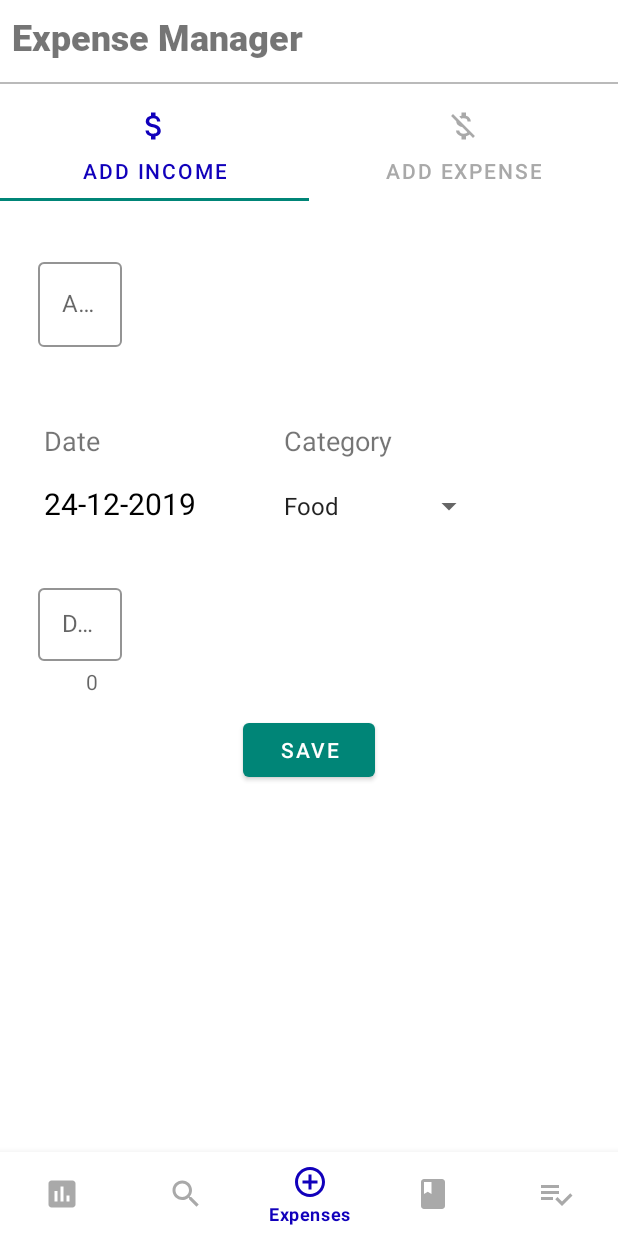
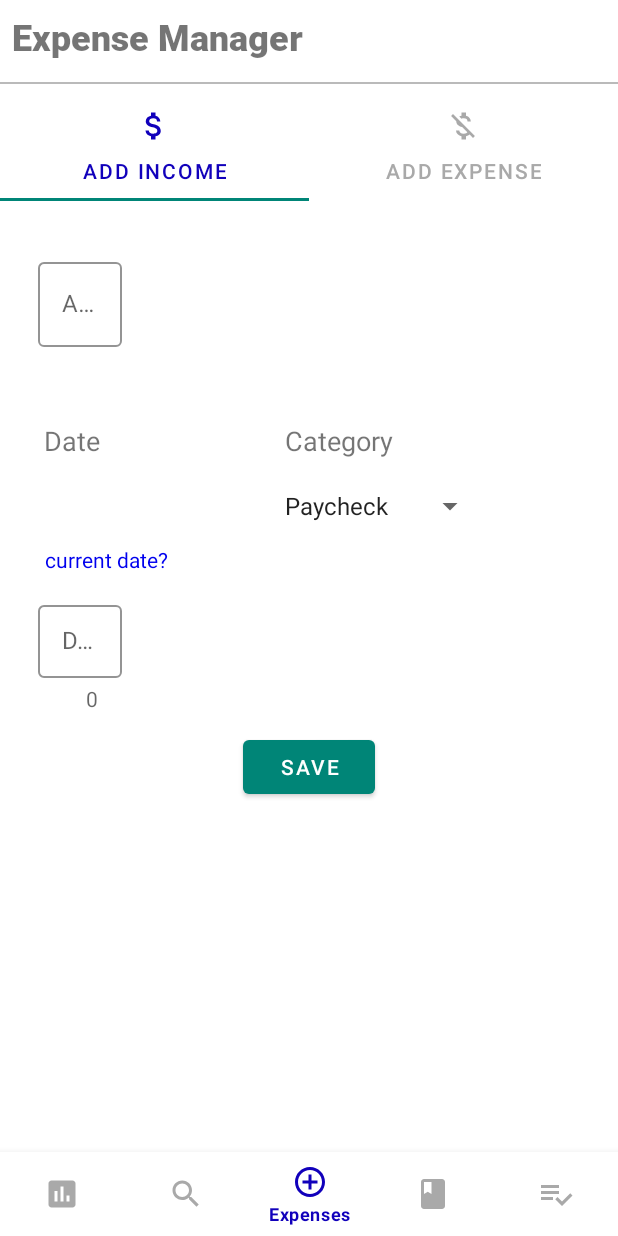
Before and after one commit to Yogi-7y/finance-app, an Android app: the screen it shows after launch once a user with an empty profile is signed in (HomeActivity), item 3 of the bottom bar chosen, on a phone screen of 412 x 824 dp. Run offline under Robolectric (Android 15) with nearby library versions, the phone set to English and light mode, and no system bars; our stand-ins replace Room's generated code; Roboto replaces fonts that are not available here.

Commit message:
Adding current date feature

```diff
--- a/app/src/main/java/com/yogi/financeapp/Fragments/AddExpenseFragment.java
+++ b/app/src/main/java/com/yogi/financeapp/Fragments/AddExpenseFragment.java
@@ -1,11 +1,14 @@
 package com.yogi.financeapp.Fragments;
 
+import android.annotation.SuppressLint;
+import android.app.DatePickerDialog;
 import android.os.Bundle;
 import android.util.Log;
 import android.view.LayoutInflater;
 import android.view.View;
 import android.view.ViewGroup;
 import android.widget.ArrayAdapter;
+import android.widget.DatePicker;
 import android.widget.LinearLayout;
 import android.widget.Spinner;
 import android.widget.TextView;
@@ -22,22 +25,25 @@ import com.yogi.financeapp.R;
 import com.yogi.financeapp.RoomDb.ExpenseEntity;
 import com.yogi.financeapp.RoomDb.ExpenseViewModel;
 
+import java.text.ParseException;
+import java.text.SimpleDateFormat;
 import java.util.ArrayList;
 import java.util.Calendar;
 import java.util.Date;
 
-public class AddExpenseFragment extends Fragment {
+public class AddExpenseFragment extends Fragment implements DatePickerDialog.OnDateSetListener {
     public static final String TAG = AddExpenseFragment.class.getSimpleName();
     public static final String CONSTANT_EXPENSE = "EXPENSE";
 
     TextInputLayout amountTextInputLayout, descriptionTextInputLayout;
-    TextView dateTextView;
+    TextView dateTextView, currentDateTextView;
     Spinner categorySpinner;
     ArrayList<String> categories;
     Calendar calendar;
-    LinearLayout dateLinearLayout;
     private ExpenseViewModel expenseViewModel;
     MaterialButton saveMaterialButton;
+    Date currentDate;
+    String enteredDate;
 
     @Nullable
     @Override
@@ -47,19 +53,33 @@ public class AddExpenseFragment extends Fragment {
         amountTextInputLayout = view.findViewById(R.id.expense_amount_text_input_layout);
         descriptionTextInputLayout = view.findViewById(R.id.expense_description_text_input_layout);
         dateTextView = view.findViewById(R.id.expense_date);
-//        dateLinearLayout = view.findViewById(R.id.dateLinerLayout);
+        currentDateTextView = view.findViewById(R.id.expense_current_date_text_view);
+
+        calendar = Calendar.getInstance();
+
+
+
+        expenseViewModel = ViewModelProviders.of(this).get(ExpenseViewModel.class);
+
         categorySpinner = view.findViewById(R.id.expense_category);
         saveMaterialButton = view.findViewById(R.id.expense_save_button);
+        categories = new ArrayList<>();
+        categories.add("Food");
+        categories.add("Travel");
+        categories.add("Entertainment");
+        categories.add("Shopping");
+        categories.add("Commute");
+        categories.add("Clothing");
+        categories.add("Grocery");
+        categories.add("Recharges and Bills");
+        categories.add("Rent");
+        categories.add("Health");
+        categories.add("Repair and Maintenance ");
+        categories.add("Loan");
+        categories.add("Health");
+        categories.add("Education");
+        categories.add("Miscellaneous");
 
-        categories = new ArrayList<>();
-        categories.add("Paycheck");
-        categories.add("Interest");
-        categories.add("Rental Income");
-        categories.add("Profit/Capital Gain");
-        categories.add("Reimbursement");
-        categories.add("Bonus");
-        categories.add("Royalty");
-        categories.add("Others");
 
         categorySpinner.setAdapter(new ArrayAdapter<>(getContext(), android.R.layout.simple_list_item_1, categories));
 
@@ -67,26 +87,55 @@ public class AddExpenseFragment extends Fragment {
         saveMaterialButton.setOnClickListener(new View.OnClickListener() {
             @Override
             public void onClick(View v) {
-                saveExpense();
+                try {
+                    saveExpense();
+                } catch (ParseException e) {
+                    e.printStackTrace();
+                }
             }
         });
 
-        expenseViewModel = ViewModelProviders.of(this).get(ExpenseViewModel.class);
+        dateTextView.setOnClickListener(new View.OnClickListener() {
+            @Override
+            public void onClick(View v) {
+                showDatePickerDialog();
+            }
+        });
+
+        currentDateTextView.setOnClickListener(new View.OnClickListener() {
+            @Override
+            public void onClick(View v) {
+                setDateToTextView();
+            }
+        });
+
+
         return view;
     }
 
-    private void saveExpense() {
+    private void saveExpense() throws ParseException {
 
         String description = descriptionTextInputLayout.getEditText().getText().toString().trim();
         String amountDummy = amountTextInputLayout.getEditText().getText().toString().trim();
 
+        SimpleDateFormat dateFormat = new SimpleDateFormat("dd-MM-yyyy");
+        Date dateToEnter = dateFormat.parse(enteredDate);
+
 
         if (validateAmount() && validateDescription()) {
             int amount = Integer.parseInt(amountDummy);
-            ExpenseEntity entity = new ExpenseEntity(amount, "Category", description, new Date(), CONSTANT_EXPENSE);
+            ExpenseEntity entity = new ExpenseEntity(amount,
+                    categorySpinner.getSelectedItem().toString(),
+                    description,
+                    dateToEnter,
+                    CONSTANT_EXPENSE);
 //        Log.d(TAG, "saveExpense: " + ' ' + entity.getDate() + entity.getId() + ' ' + entity.getCategory() + ' ' + entity.getDescription() + ' ' + entity.getAmount() + ' ' + entity.getTransactionType());
             expenseViewModel.insert(entity);
             Toast.makeText(getContext(), "Entry saved", Toast.LENGTH_SHORT).show();
+
+            amountTextInputLayout.getEditText().setText("");
+            descriptionTextInputLayout.getEditText().setText("");
+            setDateToTextView();
         }
     }
 
@@ -94,7 +143,7 @@ public class AddExpenseFragment extends Fragment {
         if (descriptionTextInputLayout.getEditText().getText().toString().trim().isEmpty()) {
             descriptionTextInputLayout.setError("Description can't be empty");
             return false;
-        } else if (descriptionTextInputLayout.getEditText().getText().toString().trim().length() > 100) {
+        } else if (descriptionTextInputLayout.getEditText().getText().toString().trim().length() > 60) {
             descriptionTextInputLayout.setError("Description too long!!");
             return false;
         }
@@ -108,4 +157,30 @@ public class AddExpenseFragment extends Fragment {
         }
         return true;
     }
+
+    private void showDatePickerDialog() {
+        DatePickerDialog datePickerDialog = new DatePickerDialog(
+                getContext(),
+                this,
+                Calendar.getInstance().get(Calendar.YEAR),
+                Calendar.getInstance().get(Calendar.MONTH),
+                Calendar.getInstance().get(Calendar.DAY_OF_MONTH)
+        );
+        datePickerDialog.show();
+
+    }
+
+    @Override
+    public void onDateSet(DatePicker view, int year, int month, int dayOfMonth) {
+        enteredDate = year + "-" + month + "-" + dayOfMonth;
+        dateTextView.setText(enteredDate);
+    }
+
+    @SuppressLint("SimpleDateFormat")
+    private void setDateToTextView() {
+        currentDate = calendar.getTime();
+        @SuppressLint("SimpleDateFormat") SimpleDateFormat sdf = new SimpleDateFormat("dd-MM-yyyy");
+        String dateToBeSet = sdf.format(currentDate);
+        dateTextView.setText(dateToBeSet);
+    }
 }
--- a/app/src/main/java/com/yogi/financeapp/Fragments/AddIncomeFragment.java
+++ b/app/src/main/java/com/yogi/financeapp/Fragments/AddIncomeFragment.java
@@ -1,11 +1,14 @@
 package com.yogi.financeapp.Fragments;
 
+import android.annotation.SuppressLint;
+import android.app.DatePickerDialog;
 import android.os.Bundle;
 import android.util.Log;
 import android.view.LayoutInflater;
 import android.view.View;
 import android.view.ViewGroup;
 import android.widget.ArrayAdapter;
+import android.widget.DatePicker;
 import android.widget.LinearLayout;
 import android.widget.Spinner;
 import android.widget.TextView;
@@ -22,27 +25,28 @@ import com.yogi.financeapp.R;
 import com.yogi.financeapp.RoomDb.ExpenseEntity;
 import com.yogi.financeapp.RoomDb.ExpenseViewModel;
 
+import java.text.ParseException;
 import java.text.SimpleDateFormat;
 import java.util.ArrayList;
 import java.util.Calendar;
 import java.util.Date;
-import java.util.List;
 
-public class AddIncomeFragment extends Fragment {
+public class AddIncomeFragment extends Fragment implements DatePickerDialog.OnDateSetListener {
 
     public static final String TAG = AddIncomeFragment.class.getSimpleName();
     public static final String CONSTANT_INCOME = "INCOME";
 
 
-    TextInputLayout amountTextInputLayout, descriptionTextInputLayout;
-    TextView dateTextView;
-    Spinner categorySpinner;
-    ArrayList<String> categories;
-    Calendar calendar;
-    LinearLayout dateLinearLayout;
+    private TextInputLayout amountTextInputLayout, descriptionTextInputLayout;
+    private TextView dateTextView, currentDateTextView;
+    private Spinner categorySpinner;
+    private ArrayList<String> categories;
+    private Calendar calendar;
+    private LinearLayout dateLinearLayout;
     private ExpenseViewModel expenseViewModel;
-    MaterialButton saveMaterialButton;
-    Date currentDate;
+    private MaterialButton saveMaterialButton;
+    private Date currentDate;
+    String enteredDate;
 
 
     @Nullable
@@ -53,39 +57,50 @@ public class AddIncomeFragment extends Fragment {
         amountTextInputLayout = view.findViewById(R.id.income_amount_text_input_layout);
         descriptionTextInputLayout = view.findViewById(R.id.income_description_text_input_layout);
         dateTextView = view.findViewById(R.id.income_date);
-//        dateLinearLayout = view.findViewById(R.id.dateLinerLayout);
         categorySpinner = view.findViewById(R.id.income_category);
         saveMaterialButton = view.findViewById(R.id.income_save_button);
+        currentDateTextView = view.findViewById(R.id.income_current_date_text_view);
 
         categories = new ArrayList<>();
-        categories.add("Food");
-        categories.add("Travel");
-        categories.add("Entertainment");
-        categories.add("Shopping");
-        categories.add("Commute");
-        categories.add("Clothing");
-        categories.add("Grocery");
-        categories.add("Recharges and Bills");
-        categories.add("Rent");
-        categories.add("Health");
-        categories.add("Repair and Maintenance ");
-        categories.add("Loan");
-        categories.add("Health");
-        categories.add("Education");
-        categories.add("Miscellaneous");
+        categories.add("Paycheck");
+        categories.add("Interest");
+        categories.add("Rental Income");
+        categories.add("Profit/Capital Gain");
+        categories.add("Reimbursement");
+        categories.add("Bonus");
+        categories.add("Royalty");
+        categories.add("Others");
 
         categorySpinner.setAdapter(new ArrayAdapter<>(getContext(), android.R.layout.simple_list_item_1, categories));
 
         calendar = Calendar.getInstance();
 
-        setDateToTextView();
+
 
         expenseViewModel = ViewModelProviders.of(this).get(ExpenseViewModel.class);
 
         saveMaterialButton.setOnClickListener(new View.OnClickListener() {
             @Override
             public void onClick(View v) {
-                saveExpense();
+                try {
+                    saveExpense();
+                } catch (ParseException e) {
+                    e.printStackTrace();
+                }
+            }
+        });
+
+        dateTextView.setOnClickListener(new View.OnClickListener() {
+            @Override
+            public void onClick(View v) {
+                showDatePickerDialog();
+            }
+        });
+
+        currentDateTextView.setOnClickListener(new View.OnClickListener() {
+            @Override
+            public void onClick(View v) {
+                setDateToTextView();
             }
         });
 
@@ -93,14 +108,21 @@ public class AddIncomeFragment extends Fragment {
         return view;
     }
 
-    private void saveExpense() {
+    private void saveExpense() throws ParseException {
         String description = descriptionTextInputLayout.getEditText().getText().toString().trim();
         String amountDummy = amountTextInputLayout.getEditText().getText().toString().trim();
 
+        SimpleDateFormat dateFormat = new SimpleDateFormat("dd-MM-yyyy");
+        Date dateToEnter = dateFormat.parse(enteredDate);
+
         if (validateAmount() && validateDescription()) {
             int amount = Integer.parseInt(amountDummy);
-            ExpenseEntity entity = new ExpenseEntity(amount, categorySpinner.getSelectedItem().toString(), description, currentDate, CONSTANT_INCOME);
-            Log.d(TAG, "saveExpense: " + new SimpleDateFormat("dd-MM-yyyy").format(currentDate));
+            ExpenseEntity entity = new ExpenseEntity(amount,
+                    categorySpinner.getSelectedItem().toString(),
+                    description,
+                    dateToEnter,
+                    CONSTANT_INCOME);
+//            Log.d(TAG, "saveExpense: " + new SimpleDateFormat("dd-MM-yyyy").format(currentDate));
 //        Log.d(TAG, "saveExpense: " + ' ' + entity.getDate() + entity.getId() + ' ' + entity.getCategory() + ' ' + entity.getDescription() + ' ' + entity.getAmount() + ' ' + entity.getTransactionType());
             expenseViewModel.insert(entity);
             Toast.makeText(getContext(), "Entry saved", Toast.LENGTH_SHORT).show();
@@ -109,11 +131,12 @@ public class AddIncomeFragment extends Fragment {
 
     }
 
+
     private boolean validateDescription() {
         if (descriptionTextInputLayout.getEditText().getText().toString().trim().isEmpty()) {
             descriptionTextInputLayout.setError("Description can't be empty");
             return false;
-        } else if (descriptionTextInputLayout.getEditText().toString().trim().length() > 100) {
+        } else if (descriptionTextInputLayout.getEditText().toString().trim().length() > 60) {
             descriptionTextInputLayout.setError("Description too long!!");
             return false;
         }
@@ -128,14 +151,30 @@ public class AddIncomeFragment extends Fragment {
         return true;
     }
 
-    public String setDateToTextView() {
+    @SuppressLint("SimpleDateFormat")
+    private void setDateToTextView() {
         currentDate = calendar.getTime();
-        SimpleDateFormat sdf = new SimpleDateFormat("dd-MM-yyyy");
+        @SuppressLint("SimpleDateFormat") SimpleDateFormat sdf = new SimpleDateFormat("dd-MM-yyyy");
         String dateToBeSet = sdf.format(currentDate);
         dateTextView.setText(dateToBeSet);
-        return dateToBeSet;
+    }
+
+    private void showDatePickerDialog() {
+        DatePickerDialog datePickerDialog = new DatePickerDialog(
+                getContext(),
+                this,
+                Calendar.getInstance().get(Calendar.YEAR),
+                Calendar.getInstance().get(Calendar.MONTH),
+                Calendar.getInstance().get(Calendar.DAY_OF_MONTH)
+        );
+        datePickerDialog.show();
+
     }
 
 
-
+    @Override
+    public void onDateSet(DatePicker view, int year, int month, int dayOfMonth) {
+        enteredDate = year + "-" + month + "-" + dayOfMonth;
+        dateTextView.setText(enteredDate);
+    }
 }
--- a/app/src/main/res/layout/fragment_add_income.xml
+++ b/app/src/main/res/layout/fragment_add_income.xml
@@ -2,7 +2,8 @@
 <RelativeLayout xmlns:android="http://schemas.android.com/apk/res/android"
     android:layout_width="match_parent"
     android:layout_height="match_parent"
-    xmlns:app="http://schemas.android.com/apk/res-auto">
+    xmlns:app="http://schemas.android.com/apk/res-auto"
+    xmlns:tools="http://schemas.android.com/tools">
 
     <ScrollView
         android:layout_width="match_parent"
@@ -51,7 +52,7 @@
                         android:layout_marginStart="25dp"
                         android:layout_marginTop="15dp"
                         android:padding="4dp"
-                        android:text="Date"
+                        android:text="@string/date"
                         android:textSize="18sp" />
 
                     <TextView
@@ -63,9 +64,20 @@
                         android:layout_marginEnd="15dp"
                         android:layout_marginBottom="10dp"
                         android:padding="4dp"
-                        android:text="11/09/2017"
+                        android:minWidth="110dp"
                         android:textColor="#000000"
                         android:textSize="20sp" />
+
+                    <TextView
+                        android:id="@+id/income_current_date_text_view"
+                        android:layout_width="match_parent"
+                        android:layout_height="match_parent"
+                        android:layout_marginEnd="15dp"
+                        android:layout_marginStart="30dp"
+                        android:textColor="@color/color_link"
+                        android:text="current date?" />
+
+
                 </LinearLayout>
 
                 <LinearLayout
@@ -107,7 +119,7 @@
                 app:errorEnabled="true"
                 app:counterTextAppearance="@font/roboto_light"
                 app:counterEnabled="true"
-                app:counterMaxLength="100"
+                app:counterMaxLength="60"
                 style="@style/Widget.MaterialComponents.TextInputLayout.OutlinedBox.Dense"
                 android:layout_marginTop="15dp">
 
--- a/app/src/main/res/values/colors.xml
+++ b/app/src/main/res/values/colors.xml
@@ -8,4 +8,5 @@
     <color name="grey">#A9A9A9</color>
     <color name="black">#000</color>
     <color name="red">#ff0000 </color>
+    <color name="color_link">#0000EE</color>
 </resources>
--- a/app/src/main/res/values/strings.xml
+++ b/app/src/main/res/values/strings.xml
@@ -11,5 +11,7 @@
     <string name="add_income">Add Income</string>
     <string name="add_expenditure">Add Expenditure</string>
     <string name="save">Save</string>
+    <string name="date">Date</string>
+    <string name="space">                  </string>
     <!--    <string name="all_expenses">All Expenses</string>-->
 </resources>
```
Also changed, not shown: app/src/main/res/layout/expense_item.xml (+4 -3 lines), app/src/main/res/layout/fragment_add_expense.xml (+12 -3 lines).
